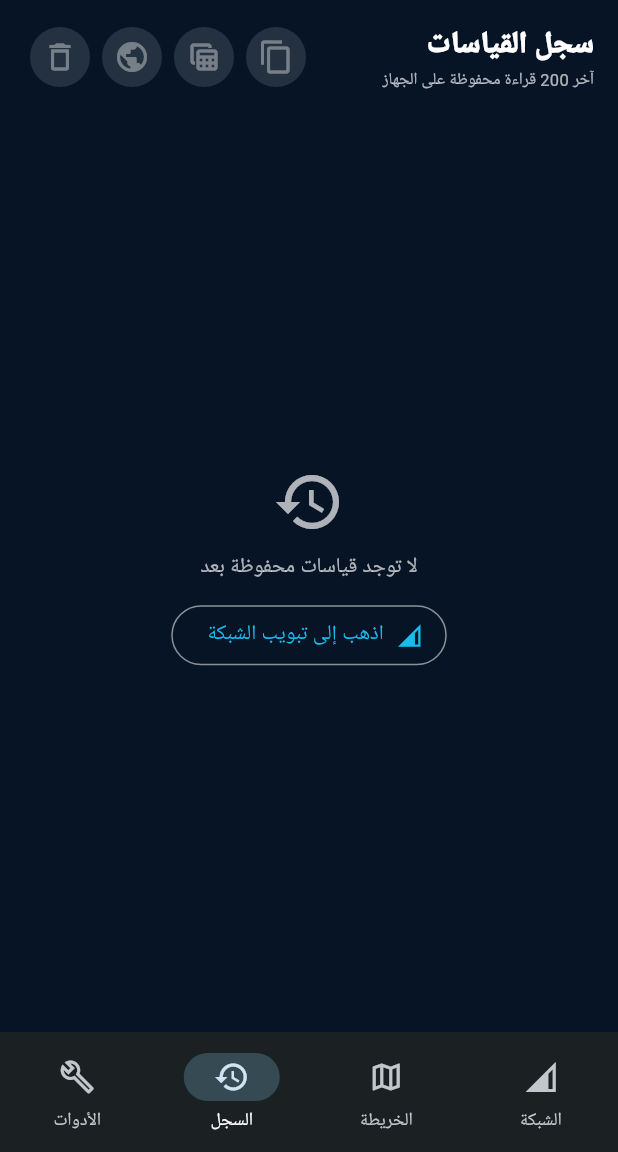
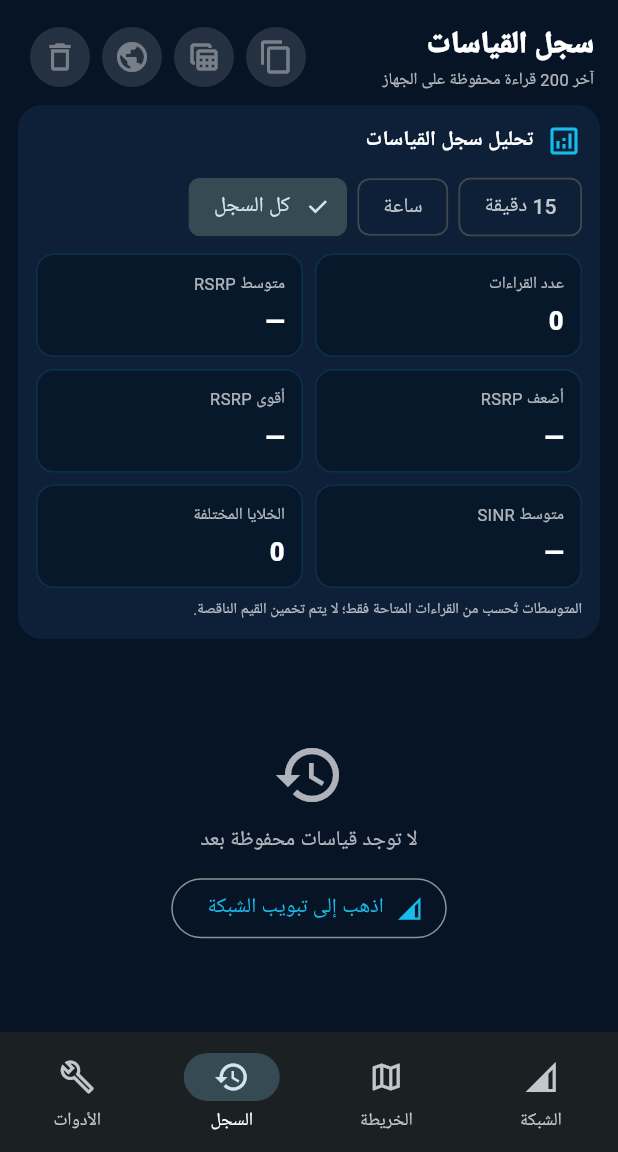
Before and after one commit to loudply0-eng/iraq-network-monitor-builder, a Flutter app: the screen it shows after launch, item 3 of the bottom bar chosen, on a phone screen of 412 x 824 dp, the part 84-1236 px from its top. Run offline on Flutter 3.47's test engine with Material 3 defaults, Android fonts, the phone set to English and light mode, and no system bars; our stand-ins replace flutter_map, geolocator, latlong2, package_info_plus, permission_handler; missing offline and left inert: cryptography.

Commit message:
feat: add time-filtered signal history analytics

```diff
--- a/lib/main.dart
+++ b/lib/main.dart
@@ -15,6 +15,7 @@ import 'package:package_info_plus/package_info_plus.dart';
 import 'package:path_provider/path_provider.dart';
 import 'package:permission_handler/permission_handler.dart';
 import 'services/network_alert_rules.dart';
+import 'services/signal_history_analytics.dart';
 import 'services/update_manifest_verifier.dart';
 
 class _UpdateSizeLimitException implements Exception {
@@ -236,6 +237,7 @@ class _MapScreenState extends State<MapScreen> with WidgetsBindingObserver {
               _aboutFeature(Icons.signal_cellular_alt, tr('قراءات الإشارة مثل RSRP وRSRQ وRSSI وSINR حسب دعم الجهاز', 'Signal metrics such as RSRP, RSRQ, RSSI and SINR when supported by the device')),
               _aboutFeature(Icons.wifi, tr('فحص شبكات Wi-Fi القريبة ومعلوماتها المتاحة', 'Scan nearby Wi-Fi networks and available details')),
               _aboutFeature(Icons.history, tr('حفظ سجل القراءات ومراجعة القياسات السابقة', 'Save signal history and review previous measurements')),
+              _aboutFeature(Icons.analytics_outlined, tr('تحليل سجل القياسات ومتوسطات الإشارة حسب الفترة الزمنية', 'Analyze measurement history and signal averages by time range')),
               _aboutFeature(Icons.route, tr('أدوات القياس الميداني وحساب القنوات وفقد المسار', 'Field-testing tools, channel calculations and path loss')),
               _aboutFeature(Icons.notifications_active_outlined, tr('تنبيهات تغيّر الشبكة مع إمكانية تخصيص حد ضعف الإشارة أثناء تشغيل التطبيق', 'Network-change alerts with a configurable weak-signal threshold while the app is running')),
               _aboutFeature(Icons.system_update_alt, tr('تحديثات موقّعة مع التحقق من سلامة ملف التحديث', 'Signed updates with package integrity verification')),
@@ -587,6 +589,7 @@ class _MapScreenState extends State<MapScreen> with WidgetsBindingObserver {
   Timer? signalTimer;
   final List<int> signalHistory = <int>[];
   final List<Map<String, dynamic>> readingHistory = <Map<String, dynamic>>[];
+  SignalHistoryWindow selectedHistoryWindow = SignalHistoryWindow.all;
   final MapController mapController = MapController();
   LatLng? currentPosition;
   DateTime? lastGpsSampleAt;
@@ -3196,7 +3199,133 @@ class _MapScreenState extends State<MapScreen> with WidgetsBindingObserver {
     );
   }
 
+  Widget _historyStatistic(String label, String value) => Container(
+    padding: const EdgeInsets.all(11),
+    decoration: BoxDecoration(
+      color: subPanelColor,
+      borderRadius: BorderRadius.circular(12),
+      border: Border.all(color: accentColor.withValues(alpha: 0.16)),
+    ),
+    child: Column(
+      crossAxisAlignment: CrossAxisAlignment.start,
+      children: [
+        Text(label, style: TextStyle(color: mutedTextColor, fontSize: 11)),
+        const SizedBox(height: 5),
+        Text(
+          value,
+          maxLines: 1,
+          overflow: TextOverflow.ellipsis,
+          style: TextStyle(color: primaryTextColor, fontSize: 17, fontWeight: FontWeight.w800),
+        ),
+      ],
+    ),
+  );
+
+  Widget _historyAnalyticsCard() {
+    final visible = SignalHistoryAnalytics.filterByWindow(
+      records: readingHistory,
+      window: selectedHistoryWindow,
+    );
+    final summary = SignalHistoryAnalytics.summarize(visible);
+    final tiles = <Widget>[
+      _historyStatistic(tr('عدد القراءات', 'Readings'), summary.readingCount.toString()),
+      _historyStatistic(
+        tr('متوسط RSRP', 'Average RSRP'),
+        summary.averageRsrp == null ? '—' : '${summary.averageRsrp!.toStringAsFixed(1)} dBm',
+      ),
+      _historyStatistic(
+        tr('أضعف RSRP', 'Weakest RSRP'),
+        summary.weakestRsrp == null ? '—' : '${summary.weakestRsrp} dBm',
+      ),
+      _historyStatistic(
+        tr('أقوى RSRP', 'Strongest RSRP'),
+        summary.strongestRsrp == null ? '—' : '${summary.strongestRsrp} dBm',
+      ),
+      _historyStatistic(
+        tr('متوسط SINR', 'Average SINR'),
+        summary.averageSinr == null ? '—' : '${summary.averageSinr!.toStringAsFixed(1)} dB',
+      ),
+      _historyStatistic(tr('الخلايا المختلفة', 'Distinct cells'), summary.distinctCellCount.toString()),
+    ];
+
+    return Card(
+      margin: const EdgeInsets.fromLTRB(12, 0, 12, 8),
+      child: Padding(
+        padding: const EdgeInsets.all(12),
+        child: Column(
+          crossAxisAlignment: CrossAxisAlignment.start,
+          children: [
+            Row(
+              children: [
+                Icon(Icons.analytics_outlined, color: accentColor),
+                const SizedBox(width: 8),
+                Expanded(
+                  child: Text(
+                    tr('تحليل سجل القياسات', 'Measurement analytics'),
+                    style: TextStyle(color: primaryTextColor, fontWeight: FontWeight.w800),
+                  ),
+                ),
+              ],
+            ),
+            const SizedBox(height: 8),
+            Wrap(
+              spacing: 7,
+              runSpacing: 4,
+              children: [
+                ChoiceChip(
+                  label: Text(tr('15 دقيقة', '15 min')),
+                  selected: selectedHistoryWindow == SignalHistoryWindow.minutes15,
+                  onSelected: (selected) {
+                    if (selected) setState(() => selectedHistoryWindow = SignalHistoryWindow.minutes15);
+                  },
+                ),
+                ChoiceChip(
+                  label: Text(tr('ساعة', '1 hour')),
+                  selected: selectedHistoryWindow == SignalHistoryWindow.hour1,
+                  onSelected: (selected) {
+                    if (selected) setState(() => selectedHistoryWindow = SignalHistoryWindow.hour1);
+                  },
+                ),
+                ChoiceChip(
+                  label: Text(tr('كل السجل', 'All history')),
+                  selected: selectedHistoryWindow == SignalHistoryWindow.all,
+                  onSelected: (selected) {
+                    if (selected) setState(() => selectedHistoryWindow = SignalHistoryWindow.all);
+                  },
+                ),
+              ],
+            ),
+            const SizedBox(height: 7),
+            LayoutBuilder(
+              builder: (context, constraints) {
+                final columns = constraints.maxWidth >= 520 ? 3 : 2;
+                final tileWidth = (constraints.maxWidth - (columns - 1) * 8) / columns;
+                return Wrap(
+                  spacing: 8,
+                  runSpacing: 8,
+                  children: tiles.map((tile) => SizedBox(width: tileWidth, child: tile)).toList(),
+                );
+              },
+            ),
+            const SizedBox(height: 7),
+            Text(
+              tr(
+                'المتوسطات تُحسب من القراءات المتاحة فقط؛ لا يتم تخمين القيم الناقصة.',
+                'Averages use only available readings; missing values are never estimated.',
+              ),
+              style: TextStyle(color: mutedTextColor, fontSize: 10),
+            ),
+          ],
+        ),
+      ),
+    );
+  }
+
   Widget buildHistoryTab() {
+    final visibleHistory = SignalHistoryAnalytics.filterByWindow(
+      records: readingHistory,
+      window: selectedHistoryWindow,
+    );
     return Column(
       children: [
         Padding(
@@ -3237,6 +3366,7 @@ class _MapScreenState extends State<MapScreen> with WidgetsBindingObserver {
             ],
           ),
         ),
+        _historyAnalyticsCard(),
         Expanded(
           child: readingHistory.isEmpty
               ? Center(
@@ -3256,12 +3386,19 @@ class _MapScreenState extends State<MapScreen> with WidgetsBindingObserver {
                     ],
                   ),
                 )
-              : ListView.separated(
+              : visibleHistory.isEmpty
+                  ? Center(
+                      child: Text(
+                        tr('لا توجد قراءات ضمن هذه الفترة.', 'No readings in this time range.'),
+                        style: TextStyle(color: mutedTextColor),
+                      ),
+                    )
+                  : ListView.separated(
                   padding: const EdgeInsets.fromLTRB(12, 4, 12, 18),
-                  itemCount: readingHistory.length,
+                  itemCount: visibleHistory.length,
                   separatorBuilder: (_, __) => const SizedBox(height: 7),
                   itemBuilder: (context, index) {
-                    final item = readingHistory[index];
+                    final item = visibleHistory[index];
                     final radio = item['radioTech']?.toString() ?? item['network']?.toString() ?? '—';
                     final cell = item['cellId']?.toString() ?? '—';
                     final pci = item['pci']?.toString() ?? '—';
```
